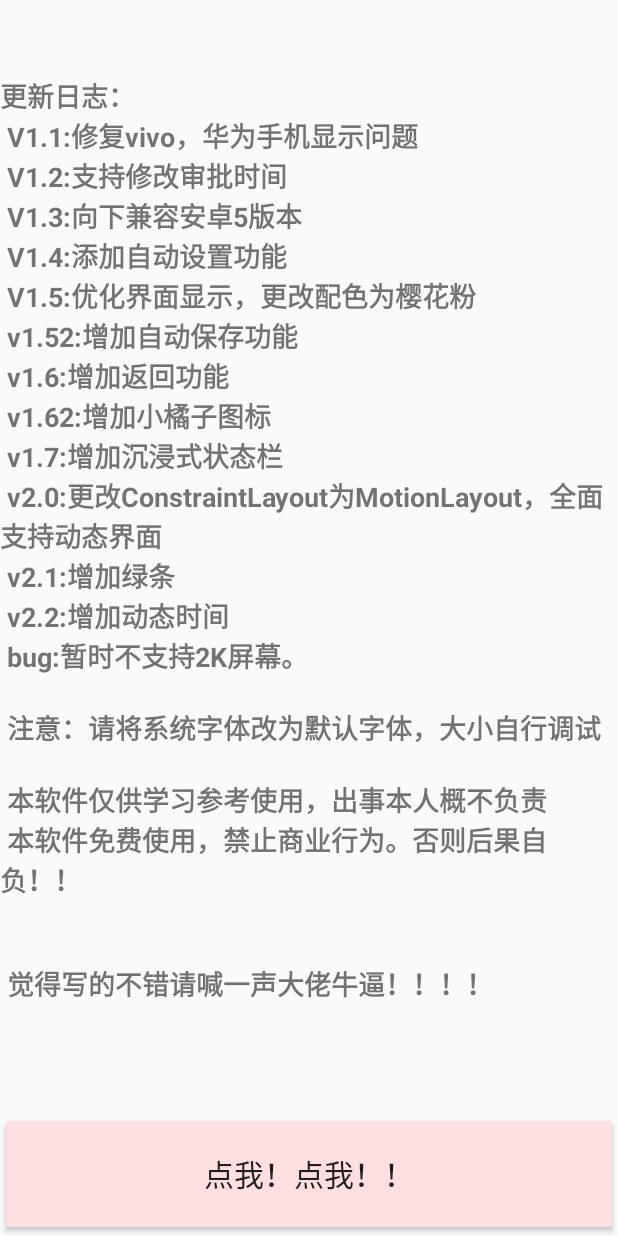
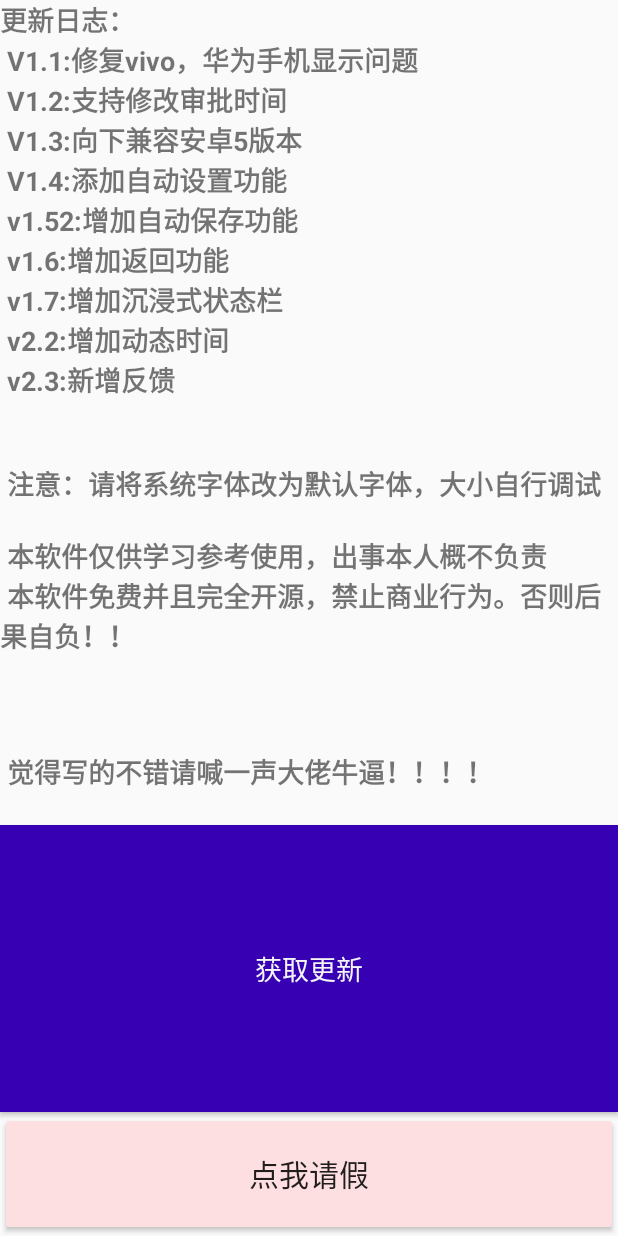
Before and after one commit to kirklin/cpdaily, an Android app: the screen it shows after launch (MainActivity), on a phone screen of 412 x 824 dp. Run offline under Robolectric (Android 15) with nearby library versions, the phone set to English and light mode, and no system bars.

Commit message:
"V2.3 发布"。优化性能，提升稳定性。新增加反馈功能

```diff
--- a/app/build.gradle
+++ b/app/build.gradle
@@ -34,14 +34,14 @@ android {
 dependencies {
     implementation fileTree(dir: "libs", include: ["*.jar"])
     implementation 'androidx.appcompat:appcompat:1.2.0'
-    implementation 'androidx.constraintlayout:constraintlayout:2.0.2'
+    implementation 'androidx.constraintlayout:constraintlayout:2.0.4'
     implementation 'androidx.lifecycle:lifecycle-extensions:2.2.0'
     implementation 'androidx.recyclerview:recyclerview:1.1.0'
     implementation 'androidx.cardview:cardview:1.0.0'
     implementation 'androidx.legacy:legacy-support-v4:1.0.0'
     implementation 'androidx.navigation:navigation-fragment:2.3.1'
     implementation 'androidx.navigation:navigation-ui:2.3.1'
-    testImplementation 'junit:junit:4.13'
+    testImplementation 'junit:junit:4.13.1'
     androidTestImplementation 'androidx.test.ext:junit:1.1.2'
     androidTestImplementation 'androidx.test.espresso:espresso-core:3.3.0'
     implementation 'pl.droidsonroids.gif:android-gif-drawable:1.2.7'
--- a/app/src/main/java/name/lkk/cpdaily/DetailFragment.java
+++ b/app/src/main/java/name/lkk/cpdaily/DetailFragment.java
@@ -6,6 +6,8 @@ import androidx.annotation.NonNull;
 import androidx.annotation.Nullable;
 import androidx.appcompat.app.AppCompatActivity;
 import androidx.fragment.app.Fragment;
+import androidx.lifecycle.SavedStateViewModelFactory;
+import androidx.lifecycle.ViewModelProvider;
 import androidx.navigation.NavController;
 import androidx.navigation.Navigation;
 
@@ -29,6 +31,7 @@ import name.lkk.cpdaily.databinding.FragmentDetailBinding;
  * create an instance of this fragment.
  */
 public class DetailFragment extends Fragment {
+    MainViewModel mainViewModel;
     private FragmentDetailBinding binding;
     // TODO: Rename parameter arguments, choose names that match
     // the fragment initialization parameters, e.g. ARG_ITEM_NUMBER
@@ -70,6 +73,8 @@ public class DetailFragment extends Fragment {
             mParam1 = getArguments().getString(ARG_PARAM1);
             mParam2 = getArguments().getString(ARG_PARAM2);
         }
+        mainViewModel = new ViewModelProvider(this, new SavedStateViewModelFactory(getActivity().getApplication(), this))
+                .get(MainViewModel.class);
     }
 
     @Override
--- a/app/src/main/res/layout/activity_main.xml
+++ b/app/src/main/res/layout/activity_main.xml
@@ -17,4 +17,5 @@
         app:layout_constraintStart_toStartOf="parent"
         app:layout_constraintTop_toTopOf="parent"
         app:navGraph="@navigation/main_nav" />
+
 </androidx.constraintlayout.widget.ConstraintLayout>
--- a/app/src/main/res/layout/fragment_add.xml
+++ b/app/src/main/res/layout/fragment_add.xml
@@ -238,7 +238,7 @@
         android:layout_height="0dp"
         android:ems="10"
         android:inputType="textPersonName"
-        android:text="中国湖北省武汉市洪山区交院大道"
+        android:text="位置"
         app:layout_constraintBottom_toTopOf="@+id/guideline10"
         app:layout_constraintEnd_toEndOf="parent"
         app:layout_constraintStart_toStartOf="@+id/guideline12"
@@ -411,7 +411,7 @@
         android:layout_height="wrap_content"
         android:ems="10"
         android:inputType="textPersonName"
-        android:text="一级：[辅导员]廖雷 - 审批"
+        android:text="辅导员"
         app:layout_constraintBottom_toTopOf="@+id/guideline42"
         app:layout_constraintEnd_toEndOf="parent"
         app:layout_constraintHorizontal_bias="0.03"
--- a/app/src/main/res/layout/main_fragment.xml
+++ b/app/src/main/res/layout/main_fragment.xml
@@ -19,7 +19,7 @@
         android:layout_width="0dp"
         android:layout_height="0dp"
         android:backgroundTint="#FEDFE1"
-        android:text="点我！点我！！"
+        android:text="点我请假"
         android:textSize="20sp"
         app:layout_constraintBottom_toBottomOf="parent"
         app:layout_constraintEnd_toEndOf="parent"
@@ -37,5 +37,19 @@
         app:layout_constraintBottom_toTopOf="@+id/guideline"
         app:layout_constraintEnd_toEndOf="parent"
         app:layout_constraintStart_toStartOf="parent"
-        app:layout_constraintTop_toTopOf="parent" />
+        app:layout_constraintTop_toTopOf="parent"
+        app:layout_constraintVertical_bias="0.0" />
+
+    <Button
+        android:id="@+id/button4"
+        android:layout_width="0dp"
+        android:layout_height="0dp"
+        android:background="@color/colorPrimaryDark"
+        android:text="获取更新"
+        android:textColor="@color/leavecolor"
+        android:textSize="18sp"
+        app:layout_constraintBottom_toTopOf="@+id/button2"
+        app:layout_constraintEnd_toEndOf="parent"
+        app:layout_constraintStart_toStartOf="parent"
+        app:layout_constraintTop_toBottomOf="@+id/textView23" />
 </androidx.constraintlayout.widget.ConstraintLayout>
--- a/app/src/main/res/menu/toolbar_menu.xml
+++ b/app/src/main/res/menu/toolbar_menu.xml
@@ -6,4 +6,7 @@
 <!--    <item-->
 <!--        android:title="反馈"-->
 <!--        app:showAsAction="always" />-->
+    <item
+        android:title="反馈"
+        app:showAsAction="always" />
 </menu>
--- a/app/src/main/res/values/colors.xml
+++ b/app/src/main/res/values/colors.xml
@@ -8,4 +8,5 @@
     <color name="toolbarcolor">#FFFFFF</color>
     <color name="leavecolor">#F2F4F6</color>
     <color name="button">#3669ED</color>
+    <color name="text_color">#3669ED</color>
 </resources>
--- a/app/src/main/res/values/strings.xml
+++ b/app/src/main/res/values/strings.xml
@@ -13,20 +13,16 @@
         V1.2:支持修改审批时间\n
         V1.3:向下兼容安卓5版本\n
         V1.4:添加自动设置功能\n
-        V1.5:优化界面显示，更改配色为樱花粉\n
         v1.52:增加自动保存功能\n
         v1.6:增加返回功能\n
-        v1.62:增加小橘子图标\n
         v1.7:增加沉浸式状态栏\n
-        v2.0:更改ConstraintLayout为MotionLayout，全面支持动态界面\n
-        v2.1:增加绿条\n
         v2.2:增加动态时间\n
-        bug:暂时不支持2K屏幕。
+        v2.3:新增反馈\n
         \n\n
         注意：请将系统字体改为默认字体，大小自行调试
         \n\n
         本软件仅供学习参考使用，出事本人概不负责
-        \n 本软件免费使用，禁止商业行为。否则后果自负！！
+        \n 本软件免费并且完全开源，禁止商业行为。否则后果自负！！\n
         \n\n\n
         觉得写的不错请喊一声大佬牛逼！！！！\n</string>
 </resources>
--- a/app/src/main/res/values/styles.xml
+++ b/app/src/main/res/values/styles.xml
@@ -5,6 +5,8 @@
         <item name="colorPrimary">@color/toolbarcolor</item>
         <item name="colorPrimaryDark">#E4E3E6</item>
         <item name="colorAccent">@color/colorAccent</item>
+        <item name="actionMenuTextColor">@color/text_color</item>
+
     </style>
 
 </resources>
--- a/build.gradle
+++ b/build.gradle
@@ -5,7 +5,7 @@ buildscript {
         jcenter()
     }
     dependencies {
-        classpath "com.android.tools.build:gradle:4.0.2"
+        classpath 'com.android.tools.build:gradle:4.1.0'
 
         // NOTE: Do not place your application dependencies here; they belong
         // in the individual module build.gradle files
```
Also changed, not shown: app/src/main/java/name/lkk/cpdaily/LeaveFragment.java (+22 -0 lines), app/src/main/java/name/lkk/cpdaily/MainFragment.java (+10 -0 lines), app/src/main/res/layout/fragment_leave.xml (+0 -11 lines), gradle/wrapper/gradle-wrapper.properties, 1 other file.
